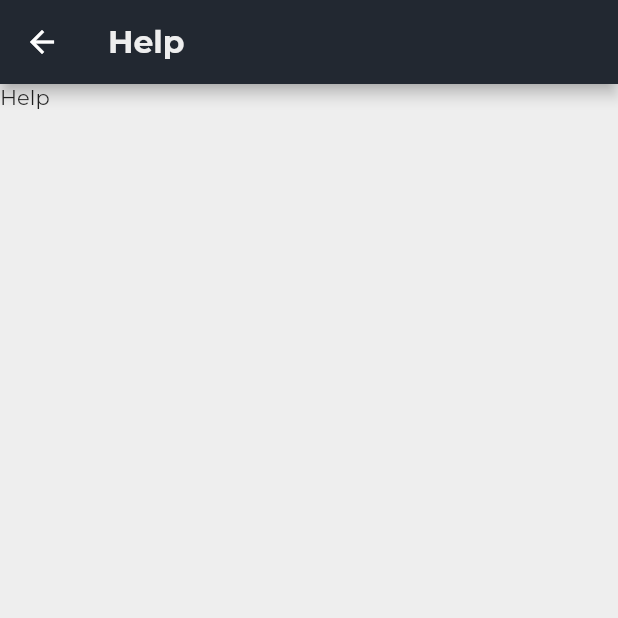
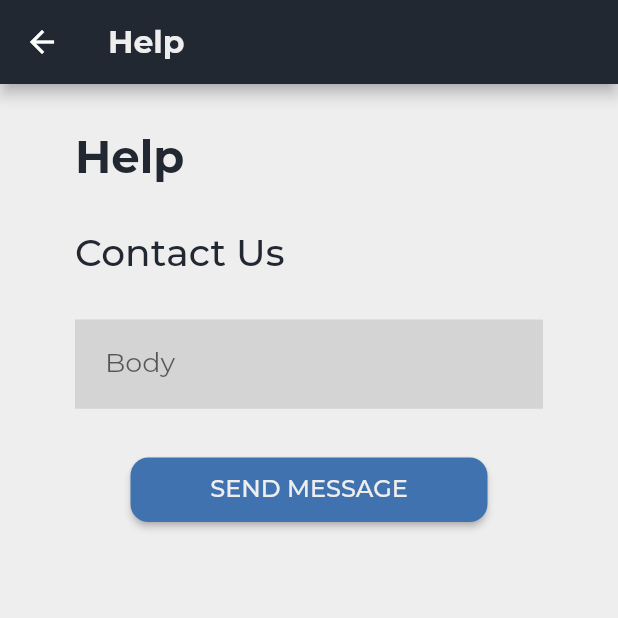
Before and after one commit to AzharMoosa/event-planner, a Flutter app: the HelpWidget screen opened directly, on a phone screen of 412 x 824 dp, the top half of it. Run offline on Flutter 3.47's test engine with Material 2 defaults, Android fonts, the phone set to English and light mode, and no system bars; our stand-ins replace dio, flutter_rating_bar, flutter_spinkit, image_picker, shared_preferences; missing offline and left inert: flutter_email_sender; accounts and stored records are empty.

Commit message:
Help Screen

```diff
--- a/lib/assets/constants.dart
+++ b/lib/assets/constants.dart
@@ -1,5 +1,5 @@
-const String APP_NAME = "Going Out Planner";
-const String WELCOME_TITLE = 'Welcome To\nNAME';
+const String APP_NAME = "Event Planner";
+const String WELCOME_TITLE = 'Welcome To\n $APP_NAME';
 const String API_URL_LOGIN = "http://localhost:5000/api/users/login";
 const String API_URL_REGISTER = "http://localhost:5000/api/users";
 const String API_URL_USER_INFO = "http://localhost:5000/api/users/info";
--- a/lib/main.dart
+++ b/lib/main.dart
@@ -28,10 +28,10 @@ class MyApp extends StatelessWidget {
   @override
   Widget build(BuildContext context) {
     return MaterialApp(
-        title: 'Flutter Demo',
+        title: 'Going Out Planner',
         theme: ThemeData(
             scaffoldBackgroundColor: Color(0xffEEEEEE),
             fontFamily: 'Montserrat'),
-        home: logged ? WelcomeScreen() : MainMenuWidget());
+        home: !logged ? WelcomeScreen() : MainMenuWidget());
   }
 }
--- a/lib/settings/help.dart
+++ b/lib/settings/help.dart
@@ -1,4 +1,7 @@
 import 'package:flutter/material.dart';
+import 'package:flutter/services.dart';
+import 'package:flutter_email_sender/flutter_email_sender.dart';
+import 'package:going_out_planner/main_menu/main_menu.dart';
 
 class HelpWidget extends StatefulWidget {
   const HelpWidget({Key? key}) : super(key: key);
@@ -7,7 +10,20 @@ class HelpWidget extends StatefulWidget {
   _HelpState createState() => _HelpState();
 }
 
+Future<Null> sendEmail(String body) async {
+  final Email email = Email(
+    body: body,
+    subject: 'Bug',
+    recipients: ['event.planner.app.contact@gmail.com'],
+    isHTML: false,
+  );
+
+  await FlutterEmailSender.send(email);
+}
+
 class _HelpState extends State<HelpWidget> {
+  TextEditingController bodyController = new TextEditingController();
+
   @override
   Widget build(BuildContext context) {
     return Scaffold(
@@ -19,7 +35,106 @@ class _HelpState extends State<HelpWidget> {
                 fontSize: 21,
                 fontWeight: FontWeight.w700)),
       ),
-      body: Text('Help'),
+      body: SafeArea(
+          child: SingleChildScrollView(
+              child: Container(
+                  margin: const EdgeInsets.only(top: 30, left: 50, right: 50),
+                  child: Column(children: [
+                    Row(
+                      children: [
+                        Text(
+                          'Help',
+                          style: TextStyle(
+                              color: Color(0xff222831),
+                              fontSize: 30,
+                              fontWeight: FontWeight.w700),
+                        )
+                      ],
+                    ),
+                    Row(
+                      children: [
+                        Container(
+                          margin: const EdgeInsets.only(top: 30),
+                          child: Text(
+                            'Contact Us',
+                            style: TextStyle(
+                                color: Color(0xff222831),
+                                fontSize: 25,
+                                fontWeight: FontWeight.w500),
+                          ),
+                        )
+                      ],
+                    ),
+                    Row(
+                      mainAxisAlignment: MainAxisAlignment.center,
+                      children: [
+                        Expanded(
+                            child: Container(
+                          margin: const EdgeInsets.only(
+                            top: 30,
+                          ),
+                          child: TextFormField(
+                            inputFormatters: [
+                              LengthLimitingTextInputFormatter(1000),
+                            ],
+                            style: TextStyle(fontSize: 18),
+                            keyboardType: TextInputType.multiline,
+                            maxLines: null,
+                            controller: bodyController,
+                            decoration: InputDecoration(
+                                labelText: "Body",
+                                fillColor: Color(0xFFD4D4D4),
+                                filled: true,
+                                border: InputBorder.none,
+                                focusedBorder: InputBorder.none,
+                                enabledBorder: InputBorder.none,
+                                errorBorder: InputBorder.none,
+                                disabledBorder: InputBorder.none,
+                                hintStyle: TextStyle(fontSize: 18),
+                                prefixStyle: TextStyle(fontSize: 50),
+                                contentPadding: const EdgeInsets.symmetric(
+                                    vertical: 10.0, horizontal: 20.0)),
+                            validator: (value) {
+                              if (value == null || value.isEmpty) {
+                                return 'Please Enter Body Text';
+                              }
+                              return null;
+                            },
+                          ),
+                        ))
+                      ],
+                    ),
+                    Row(
+                      mainAxisAlignment: MainAxisAlignment.center,
+                      children: [
+                        Container(
+                            margin: const EdgeInsets.only(top: 30.0),
+                            child: ElevatedButton(
+                              onPressed: () async {
+                                String body = bodyController.text;
+                                await sendEmail(body);
+                                Navigator.push(
+                                    context,
+                                    MaterialPageRoute(
+                                        builder: (context) =>
+                                            MainMenuWidget()));
+                              },
+                              child: Text(
+                                'Send Message'.toUpperCase(),
+                                style: TextStyle(
+                                    fontFamily: 'Montserrat', fontSize: 16),
+                              ),
+                              style: ElevatedButton.styleFrom(
+                                  primary: Color(0xff3F72AF),
+                                  onPrimary: Color(0xffEEEEEE),
+                                  minimumSize: Size(238, 43),
+                                  shape: RoundedRectangleBorder(
+                                    borderRadius: BorderRadius.circular(12.0),
+                                  )),
+                            ))
+                      ],
+                    ),
+                  ])))),
     );
   }
 }
--- a/pubspec.yaml
+++ b/pubspec.yaml
@@ -36,6 +36,7 @@ dependencies:
   image_picker: ^0.8.3
   dio: ^4.0.0
   mime_type: ^1.0.0
+  flutter_email_sender: ^5.0.2
 
 dev_dependencies:
   flutter_test:
```
Also changed, not shown: pubspec.lock, 4 other files.
